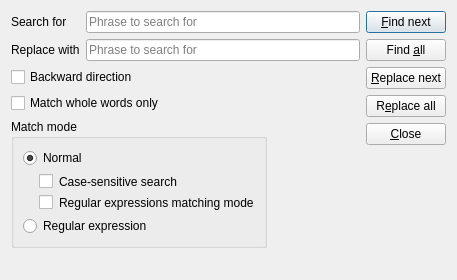
Old version of the form src/gui/dialogs/formfindreplace.ui in the repository martinrotter/textosaurus.
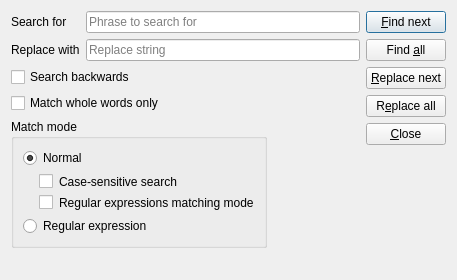
New version of the form.

Commit message: Polish find dialog.

```diff
--- a/src/gui/dialogs/formfindreplace.ui
+++ b/src/gui/dialogs/formfindreplace.ui
@@ -131,7 +131,7 @@
    <item row="1" column="0">
     <widget class="QCheckBox" name="checkBox_2">
      <property name="text">
-      <string>Backward direction</string>
+      <string>Search backwards</string>
      </property>
     </widget>
    </item>
@@ -174,7 +174,7 @@
      <item row="1" column="1">
       <widget class="QLineEdit" name="m_txtSearchPhrase_2">
        <property name="placeholderText">
-        <string>Phrase to search for</string>
+        <string>Replace string</string>
        </property>
       </widget>
      </item>
```
Left out of the diff: 67 changed lines with no effect on the pictures. The commit also changes 2 other files.
